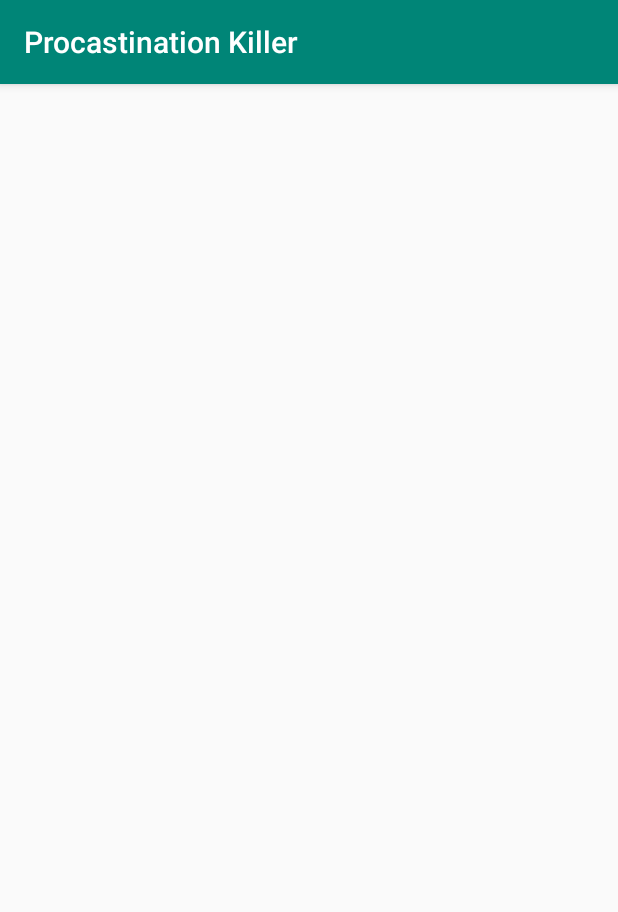
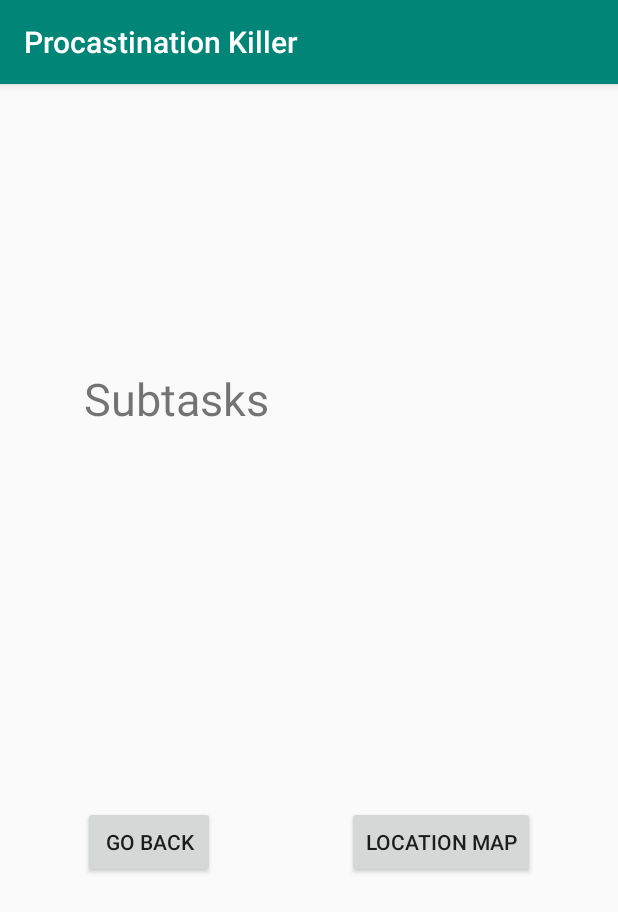
Before and after one commit to mmiranda96/procastination-killer, an Android app: the TaskDetailActivity screen opened directly, with no data from a screen before it, on a phone screen of 412 x 824 dp. Shown: the top 912 px of the screen. Run offline under Robolectric (Android 15) with nearby library versions, the phone set to English and light mode, and no system bars.

Commit message:
modified task detail activity to show task details

```diff
--- a/app/src/main/java/com/mmiranda96/procastinationKiller/activities/TaskDetailActivity.java
+++ b/app/src/main/java/com/mmiranda96/procastinationKiller/activities/TaskDetailActivity.java
@@ -1,25 +1,66 @@
 package com.mmiranda96.procastinationKiller.activities;
 
 import android.content.Intent;
+import android.os.Bundle;
 import android.support.v7.app.AppCompatActivity;
-import android.os.Bundle;
-import android.widget.Toast;
+import android.view.View;
+import android.widget.ArrayAdapter;
+import android.widget.Button;
+import android.widget.ListView;
+import android.widget.TextView;
 
 import com.mmiranda96.procastinationKiller.R;
 import com.mmiranda96.procastinationKiller.models.Task;
 
+import java.util.ArrayList;
+
 public class TaskDetailActivity extends AppCompatActivity {
+
+    private TextView taskTitle;
+    private TextView taskDescription;
+    private ListView subtaskList;
+    private ArrayList<String> subtaskArrayList;
+    private Button goBack;
+    private Button mapLocation;
+    private ArrayAdapter<String> adapter;
 
     @Override
     protected void onCreate(Bundle savedInstanceState) {
         super.onCreate(savedInstanceState);
         setContentView(R.layout.activity_task_detail);
 
+        this.taskTitle = findViewById(R.id.textViewTaskDetailActivityTitle);
+        this.taskDescription = findViewById(R.id.textViewTaskDetailActivityTaskDescription);
+        this.subtaskList = findViewById(R.id.listViewTaskDetailActivitySubtasks);
+        this.goBack = findViewById(R.id.buttonTaskDetailsActivityBack);
+        this.mapLocation = findViewById(R.id.buttonTaskDetailActivityMap);
+
         // TODO: add detail functionality here
         Intent intent = getIntent();
         Task task = (Task) intent.getSerializableExtra("task");
         if (task != null) {
-            // TODO: initialize fields
+            // add sub-tasks list
+            this.subtaskArrayList = new ArrayList<>(task.getSubtasks());
+            this.adapter = new ArrayAdapter<>(
+                    getApplicationContext(),
+                    android.R.layout.simple_list_item_1,
+                    subtaskArrayList
+            );
+            this.subtaskList.setAdapter(adapter);
+
+            // add title
+            this.taskTitle.setText(task.getTitle());
+
+            // add description
+            this.taskDescription.setText(task.getDescription());
         }
     }
+
+    public void changeToMainActivity(View v) {
+        finish();
+    }
+
+    public void changeToLocationMapActivity(View v) {
+        //TODO go to activity
+    }
 }
--- a/app/src/main/res/layout/activity_task_detail.xml
+++ b/app/src/main/res/layout/activity_task_detail.xml
@@ -6,4 +6,76 @@
     android:layout_height="match_parent"
     tools:context=".activities.TaskDetailActivity">
 
+    <TextView
+        android:id="@+id/textViewTaskDetailActivityTitle"
+        android:layout_width="300dp"
+        android:layout_height="55dp"
+        android:layout_marginStart="55dp"
+        android:layout_marginTop="8dp"
+        android:layout_marginEnd="55dp"
+        android:textSize="30sp"
+        app:layout_constraintEnd_toEndOf="parent"
+        app:layout_constraintStart_toStartOf="parent"
+        app:layout_constraintTop_toTopOf="parent" />
+
+    <TextView
+        android:id="@+id/textViewTaskDetailActivityTaskDescription"
+        android:layout_width="300dp"
+        android:layout_height="110dp"
+        android:layout_marginStart="55dp"
+        android:layout_marginTop="8dp"
+        android:layout_marginEnd="55dp"
+        app:layout_constraintEnd_toEndOf="parent"
+        app:layout_constraintStart_toStartOf="parent"
+        app:layout_constraintTop_toBottomOf="@+id/textViewTaskDetailActivityTitle" />
+
+    <ListView
+        android:id="@+id/listViewTaskDetailActivitySubtasks"
+        android:layout_width="300dp"
+        android:layout_height="181dp"
+        android:layout_marginStart="55dp"
+        android:layout_marginTop="32dp"
+        android:layout_marginEnd="55dp"
+        app:layout_constraintEnd_toEndOf="parent"
+        app:layout_constraintHorizontal_bias="0.0"
+        app:layout_constraintStart_toStartOf="parent"
+        app:layout_constraintTop_toBottomOf="@+id/textViewTaskDetailActivitySubtasks" />
+
+    <Button
+        android:id="@+id/buttonTaskDetailsActivityBack"
+        android:layout_width="wrap_content"
+        android:layout_height="wrap_content"
+        android:layout_marginStart="55dp"
+        android:layout_marginTop="300dp"
+        android:clickable="false"
+        android:onClick="changeToMainActivity"
+        android:text="Go back"
+        app:layout_constraintStart_toStartOf="parent"
+        app:layout_constraintTop_toBottomOf="@+id/textViewTaskDetailActivityTaskDescription" />
+
+    <Button
+        android:id="@+id/buttonTaskDetailActivityMap"
+        android:layout_width="wrap_content"
+        android:layout_height="wrap_content"
+        android:layout_marginTop="300dp"
+        android:layout_marginEnd="55dp"
+        android:onClick="changeToLocationMapActivity"
+        android:text="Location map"
+        app:layout_constraintEnd_toEndOf="parent"
+        app:layout_constraintTop_toBottomOf="@+id/textViewTaskDetailActivityTaskDescription" />
+
+    <TextView
+        android:id="@+id/textViewTaskDetailActivitySubtasks"
+        android:layout_width="300dp"
+        android:layout_height="48dp"
+
+        android:layout_marginStart="55dp"
+        android:layout_marginTop="8dp"
+        android:layout_marginEnd="55dp"
+        android:text="Subtasks"
+        android:textSize="30sp"
+        app:layout_constraintEnd_toEndOf="parent"
+        app:layout_constraintStart_toStartOf="parent"
+        app:layout_constraintTop_toBottomOf="@+id/textViewTaskDetailActivityTaskDescription" />
+
 </android.support.constraint.ConstraintLayout>
```
